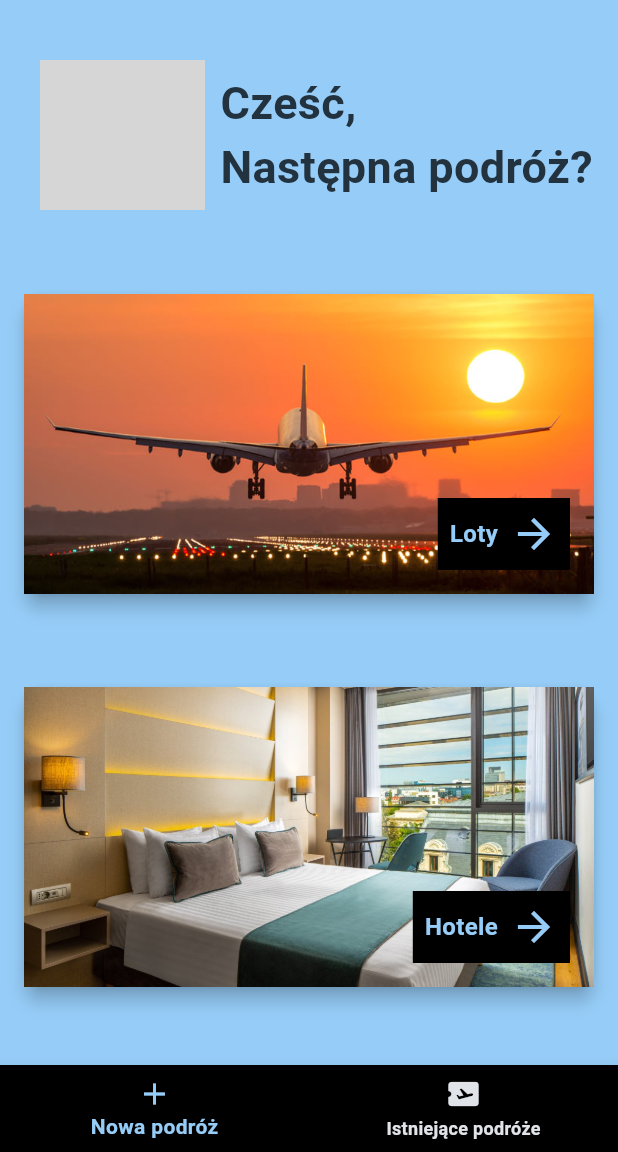
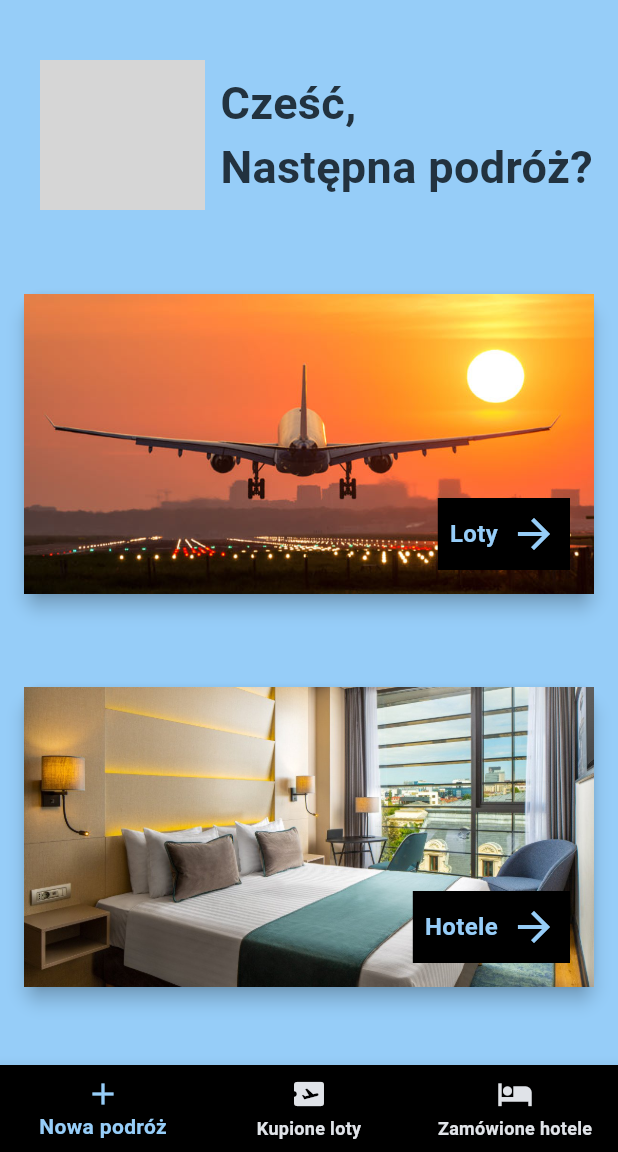
Before and after one commit to HubertAndrzej/travel_app, a Flutter app: the screen it shows once a user with an empty profile is signed in, on a phone screen of 412 x 824 dp, the part 84-1236 px from its top. Run offline on Flutter 3.47's test engine with Material 3 defaults, Android fonts, the phone set to English and light mode, and no system bars; our stand-ins replace firebase_auth, firebase_core, firebase_database, google_fonts; missing offline and left inert: flutter_stripe; accounts and stored records are empty; grey boxes are pictures that could not be loaded.

```diff
--- a/lib/models/flight.dart
+++ b/lib/models/flight.dart
@@ -6,6 +6,7 @@ class Flight {
   String currency;
   String total;
   String pnr;
+  List<String> segments;
 
   Flight({
     required this.passenger,
@@ -15,5 +16,6 @@ class Flight {
     required this.currency,
     required this.total,
     required this.pnr,
+    required this.segments,
   });
 }
--- a/lib/screens/home_screen.dart
+++ b/lib/screens/home_screen.dart
@@ -1,8 +1,9 @@
 import 'package:firebase_auth/firebase_auth.dart';
 import 'package:flutter/material.dart';
+import 'package:travel_app/widgets/hotel_reservation.dart';
 import 'package:travel_app/widgets/new_booking.dart';
 
-import '../widgets/existing_itinerary.dart';
+import '../widgets/flight_ticket.dart';
 
 class HomeScreen extends StatefulWidget {
   const HomeScreen({super.key});
@@ -18,7 +19,8 @@ class _HomeScreenState extends State<HomeScreen> {
 
   final List<Widget> _screens = [
     const NewBooking(),
-    const ExistingItinerary(),
+    const FlightTicket(),
+    const HotelReservation(),
   ];
 
   @override
@@ -72,7 +74,13 @@ class _HomeScreenState extends State<HomeScreen> {
             icon: Icon(
               Icons.airplane_ticket,
             ),
-            label: 'Istniejące podróże',
+            label: 'Kupione loty',
+          ),
+          BottomNavigationBarItem(
+            icon: Icon(
+              Icons.hotel,
+            ),
+            label: 'Zamówione hotele',
           ),
         ],
         selectedItemColor: Theme.of(context).colorScheme.primary,
```
Also changed, not shown: lib/widgets/existing_itinerary.dart (deleted, +0 -17 lines), lib/widgets/flight_card.dart (+28 -0 lines), lib/widgets/flight_ticket.dart (added, +17 -0 lines), lib/widgets/hotel_reservation.dart (added, +17 -0 lines), lib/widgets/passenger_info.dart (+12 -9 lines).
